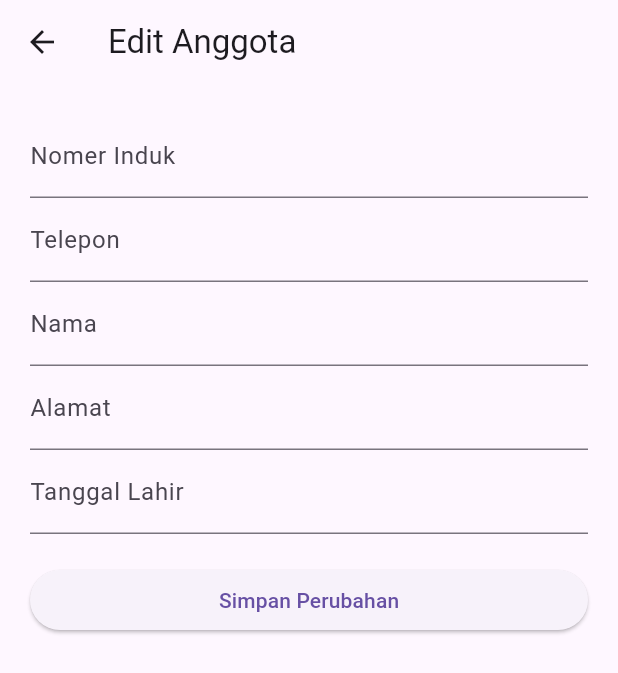
After one commit to andriwhy/Opet, a Flutter app: the EditAnggotaPage screen opened by its route, on a phone screen of 412 x 824 dp. The commit adds this screen. Shown: the top 673 px of the screen. Run offline on Flutter 3.47's test engine with Material 3 defaults, Android fonts, the phone set to English and light mode, and no system bars; our stand-ins replace dio, get_storage; accounts and stored records are empty; network calls fail; statements that could not run were skipped.

Commit message:
perbaikan crud

```diff
--- /dev/null
+++ b/lib/edit_anggota.dart
@@ -0,0 +1,135 @@
+import 'package:dio/dio.dart';
+import 'package:flutter/material.dart';
+import 'package:get_storage/get_storage.dart';
+
+class EditAnggotaPage extends StatefulWidget {
+  @override
+  _EditAnggotaPageState createState() => _EditAnggotaPageState();
+}
+
+class _EditAnggotaPageState extends State<EditAnggotaPage> {
+  final _storage = GetStorage();
+  final _dio = Dio();
+  final _apiUrl = 'https://mobileapis.manpits.xyz/api';
+  late dynamic anggota;
+
+  TextEditingController _nomerIndukController = TextEditingController();
+  TextEditingController _teleponController = TextEditingController();
+  TextEditingController _namaController = TextEditingController();
+  TextEditingController _alamatController = TextEditingController();
+  TextEditingController _tglLahirController = TextEditingController();
+
+  @override
+  void dispose() {
+    _nomerIndukController.dispose();
+    _teleponController.dispose();
+    _namaController.dispose();
+    _alamatController.dispose();
+    _tglLahirController.dispose();
+    super.dispose();
+  }
+
+  @override
+  void didChangeDependencies() {
+    super.didChangeDependencies();
+    // Get anggota data from argument
+    anggota = ModalRoute.of(context)?.settings.arguments;
+    // Set anggota data to text controller
+    _nomerIndukController.text = anggota['nomor_induk'].toString();
+    _teleponController.text = anggota['telepon'];
+    _namaController.text = anggota['nama'];
+    _alamatController.text = anggota['alamat'];
+    _tglLahirController.text = anggota['tgl_lahir'];
+  }
+
+  @override
+  Widget build(BuildContext context) {
+    return Scaffold(
+      appBar: AppBar(
+        title: Text('Edit Anggota'),
+      ),
+      body: SingleChildScrollView(
+        padding: EdgeInsets.all(20),
+        child: Column(
+          crossAxisAlignment: CrossAxisAlignment.stretch,
+          children: [
+            TextField(
+              controller: _nomerIndukController,
+              decoration: InputDecoration(labelText: 'Nomer Induk'),
+            ),
+            TextField(
+              controller: _teleponController,
+              decoration: InputDecoration(labelText: 'Telepon'),
+            ),
+            TextField(
+              controller: _namaController,
+              decoration: InputDecoration(labelText: 'Nama'),
+            ),
+            TextField(
+              controller: _alamatController,
+              decoration: InputDecoration(labelText: 'Alamat'),
+            ),
+            TextField(
+              controller: _tglLahirController,
+              decoration: InputDecoration(labelText: 'Tanggal Lahir'),
+            ),
+            SizedBox(height: 20),
+            ElevatedButton(
+              onPressed: () {
+                editAnggota(
+                  anggota['id'],
+                  _nomerIndukController.text,
+                  _teleponController.text,
+                  _namaController.text,
+                  _alamatController.text,
+                  _tglLahirController.text,
+                );
+              },
+              child: Text('Simpan Perubahan'),
+            ),
+          ],
+        ),
+      ),
+    );
+  }
+
+  Future<void> editAnggota(
+    int id,
+    String nomerInduk,
+    String telepon,
+    String nama,
+    String alamat,
+    String tglLahir,
+  ) async {
+    try {
+      final _response = await _dio.put(
+        '$_apiUrl/anggota/${id}',
+        data: {
+          'nomor_induk': nomerInduk,
+          'nama': nama,
+          'alamat': alamat,
+          'tgl_lahir': tglLahir,
+          'telepon': telepon,
+          'status_aktif': 1,
+        },
+        options: Options(
+          headers: {'Authorization': 'Bearer ${_storage.read('token')}'},
+        ),
+      );
+      print(_response.data);
+      ScaffoldMessenger.of(context).showSnackBar(
+        SnackBar(
+          content: Text('Perubahan berhasil disimpan'),
+        ),
+      );
+      Navigator.pop(context);
+    } on DioException catch (e) {
+      ScaffoldMessenger.of(context).showSnackBar(
+        SnackBar(
+          content: Text('Gagal menyimpan perubahan'),
+        ),
+      );
+      print('${e.response} - ${e.response?.statusCode}');
+    }
+  }
+}
--- a/lib/main.dart
+++ b/lib/main.dart
@@ -1,10 +1,11 @@
 import 'package:flutter/material.dart';
 //import 'package:get_storage/get_storage.dart';
-import 'login_page.dart';
-import 'home_page.dart';
-import 'signup_page.dart';
-import 'profile.dart';
-import 'add_anggota.dart';
+import 'package:deapps/login_page.dart';
+import 'package:deapps/home_page.dart';
+import 'package:deapps/signup_page.dart';
+import 'package:deapps/profile.dart';
+import 'package:deapps/add_anggota.dart';
+import 'package:deapps/edit_anggota.dart';
 //import 'anggota_detail_page.dart'; // Import halaman detail anggota
 
 void main() {
@@ -22,6 +23,7 @@ class MyApp extends StatelessWidget {
         '/signup': (context) => SignUpPage(),
         '/profile': (context) => ProfilePage(),
         '/add': (context) => AddAnggotaPage(),
+        '/edit': (context) => EditAnggotaPage(),
         //// Tambahkan rute untuk halaman detail anggota
       },
       // onGenerateRoute: (settings) {
```
Also changed, not shown: lib/add_anggota.dart (+96 -152 lines), lib/anggota_detail_page.dart (deleted, +0 -38 lines), lib/home_page.dart (+155 -31 lines).
